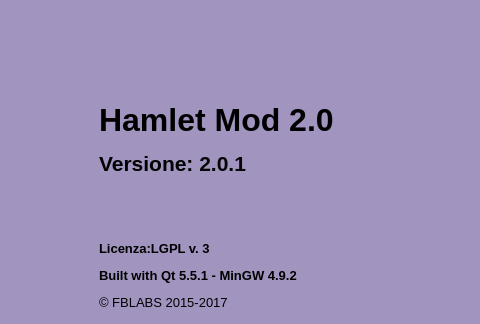
The window that mainwindow.ui (fblabs/hamlet-mod-sancon) describes before a commit, drawn with Qt 5; both pictures show x 324 to 804 and y 0 to 324 of the 979 by 780 pixel window.
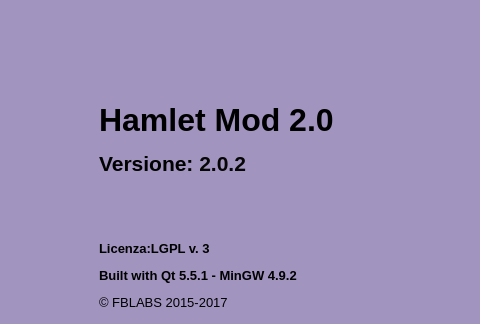
The same window after the commit. Icons and pictures are not drawn.

```diff
--- a/mainwindow.ui
+++ b/mainwindow.ui
@@ -539,7 +539,7 @@
       <item>
        <widget class="QLabel" name="label_2">
         <property name="text">
-         <string>&lt;html&gt;&lt;head/&gt;&lt;body&gt;&lt;p&gt;&lt;span style=&quot; font-size:24pt; font-weight:600;&quot;&gt;Hamlet Mod 2.0&lt;/span&gt;&lt;/p&gt;&lt;p&gt;&lt;span style=&quot; font-size:16pt; font-weight:600;&quot;&gt;Versione: &lt;/span&gt;&lt;span style=&quot; font-size:16pt; font-weight:600; color:#060606;&quot;&gt;2.0.1&lt;/span&gt;&lt;br/&gt;&lt;/p&gt;&lt;p&gt;&lt;br/&gt;&lt;/p&gt;&lt;p&gt;&lt;span style=&quot; font-size:10pt; font-weight:600;&quot;&gt;Licenza:LGPL v. 3&lt;/span&gt;&lt;/p&gt;&lt;p&gt;&lt;span style=&quot; font-size:10pt; font-weight:600;&quot;&gt;Built with Qt 5.5.1 - MinGW 4.9.2&lt;/span&gt;&lt;/p&gt;&lt;p&gt;&lt;span style=&quot; font-size:10pt;&quot;&gt;© FBLABS 2015-2017&lt;/span&gt;&lt;/p&gt;&lt;p&gt;&lt;a href=&quot;https://www.github.com/fblabs/hamlet-mod-sancon&quot;&gt;&lt;span style=&quot; text-decoration: underline; color:#0000ff;&quot;&gt;Sorgenti (github)&lt;/span&gt;&lt;/a&gt;&lt;/p&gt;&lt;/body&gt;&lt;/html&gt;</string>
+         <string>&lt;html&gt;&lt;head/&gt;&lt;body&gt;&lt;p&gt;&lt;span style=&quot; font-size:24pt; font-weight:600;&quot;&gt;Hamlet Mod 2.0&lt;/span&gt;&lt;/p&gt;&lt;p&gt;&lt;span style=&quot; font-size:16pt; font-weight:600;&quot;&gt;Versione: &lt;/span&gt;&lt;span style=&quot; font-size:16pt; font-weight:600; color:#060606;&quot;&gt;2.0.2&lt;/span&gt;&lt;br/&gt;&lt;/p&gt;&lt;p&gt;&lt;br/&gt;&lt;/p&gt;&lt;p&gt;&lt;span style=&quot; font-size:10pt; font-weight:600;&quot;&gt;Licenza:LGPL v. 3&lt;/span&gt;&lt;/p&gt;&lt;p&gt;&lt;span style=&quot; font-size:10pt; font-weight:600;&quot;&gt;Built with Qt 5.5.1 - MinGW 4.9.2&lt;/span&gt;&lt;/p&gt;&lt;p&gt;&lt;span style=&quot; font-size:10pt;&quot;&gt;© FBLABS 2015-2017&lt;/span&gt;&lt;/p&gt;&lt;p&gt;&lt;a href=&quot;https://www.github.com/fblabs/hamlet-mod-sancon&quot;&gt;&lt;span style=&quot; text-decoration: underline; color:#0000ff;&quot;&gt;Sorgenti (github)&lt;/span&gt;&lt;/a&gt;&lt;/p&gt;&lt;/body&gt;&lt;/html&gt;</string>
         </property>
         <property name="scaledContents">
          <bool>false</bool>
```
